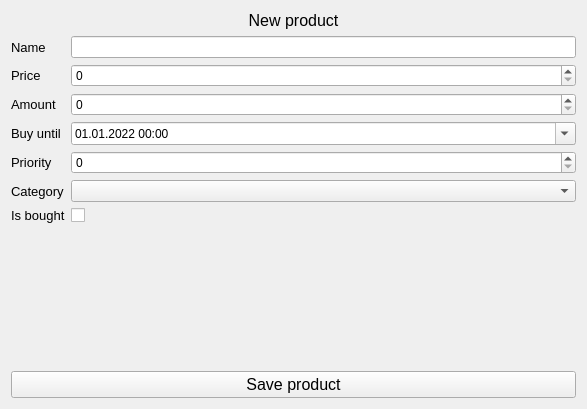
iodream/Spend-Note, file src/Client/View/MainPage/Product/ProductCreateSubPage/ProductCreateSubPage.ui: the form before one commit.
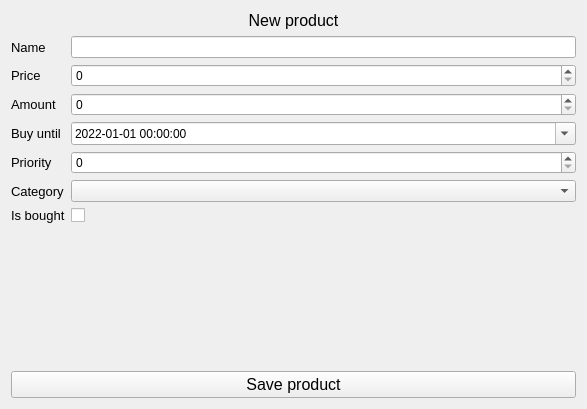
The form after the commit. Icons and pictures are not drawn.

Commit message: set all the dates into format yyyy-mm-dd hh:mm:ss as in database

Patch:
```diff
--- a/src/Client/View/MainPage/Product/ProductCreateSubPage/ProductCreateSubPage.ui
+++ b/src/Client/View/MainPage/Product/ProductCreateSubPage/ProductCreateSubPage.ui
@@ -134,7 +134,7 @@
         </date>
        </property>
        <property name="displayFormat">
-        <string>dd.MM.yyyy HH:mm</string>
+        <string>yyyy-MM-dd hh:mm:ss</string>
        </property>
        <property name="calendarPopup">
         <bool>true</bool>
```
The commit also changes 7 other files.
